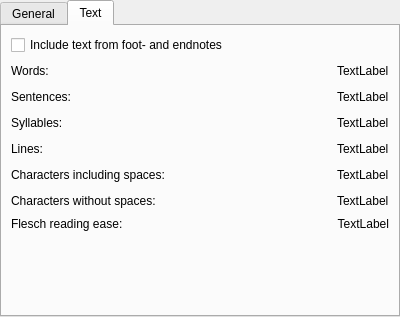
First picture: the form in kword/part/dialogs/KWStatistics.ui, repository KDE/calligra, before the edit.
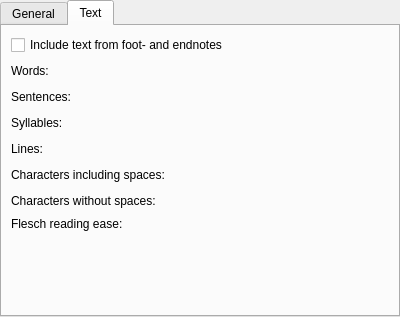
Second picture: the form after the edit. The open tabs and pages were chosen to show the change.

Diff of the .ui file:
```diff
--- a/kword/part/dialogs/KWStatistics.ui
+++ b/kword/part/dialogs/KWStatistics.ui
@@ -192,8 +192,8 @@
        </item>
        <item row="1" column="2" >
         <widget class="QLabel" name="words" >
-         <property name="text" >
-          <string>TextLabel</string>
+         <property name="alignment" >
+          <set>Qt::AlignRight|Qt::AlignTrailing|Qt::AlignVCenter</set>
          </property>
         </widget>
        </item>
@@ -219,8 +219,8 @@
        </item>
        <item row="2" column="2" >
         <widget class="QLabel" name="sentences" >
-         <property name="text" >
-          <string>TextLabel</string>
+         <property name="alignment" >
+          <set>Qt::AlignRight|Qt::AlignTrailing|Qt::AlignVCenter</set>
          </property>
         </widget>
        </item>
@@ -246,8 +246,8 @@
        </item>
        <item row="3" column="2" >
         <widget class="QLabel" name="syllables" >
-         <property name="text" >
-          <string>TextLabel</string>
+         <property name="alignment" >
+          <set>Qt::AlignRight|Qt::AlignTrailing|Qt::AlignVCenter</set>
          </property>
         </widget>
        </item>
@@ -273,8 +273,8 @@
        </item>
        <item row="4" column="2" >
         <widget class="QLabel" name="lines" >
-         <property name="text" >
-          <string>TextLabel</string>
+         <property name="alignment" >
+          <set>Qt::AlignRight|Qt::AlignTrailing|Qt::AlignVCenter</set>
          </property>
         </widget>
        </item>
@@ -300,8 +300,8 @@
        </item>
        <item row="5" column="2" >
         <widget class="QLabel" name="characters" >
-         <property name="text" >
-          <string>TextLabel</string>
+         <property name="alignment" >
+          <set>Qt::AlignRight|Qt::AlignTrailing|Qt::AlignVCenter</set>
          </property>
         </widget>
        </item>
@@ -327,8 +327,8 @@
        </item>
        <item row="6" column="2" >
         <widget class="QLabel" name="characters2" >
-         <property name="text" >
-          <string>TextLabel</string>
+         <property name="alignment" >
+          <set>Qt::AlignRight|Qt::AlignTrailing|Qt::AlignVCenter</set>
          </property>
         </widget>
        </item>
@@ -341,9 +341,6 @@
        </item>
        <item row="7" column="1" colspan="2" >
         <widget class="QLabel" name="flesch" >
-         <property name="text" >
-          <string>TextLabel</string>
-         </property>
          <property name="alignment" >
           <set>Qt::AlignRight|Qt::AlignTrailing|Qt::AlignVCenter</set>
          </property>
```
Left out of the diff: 26 changed lines with no effect on the pictures.
